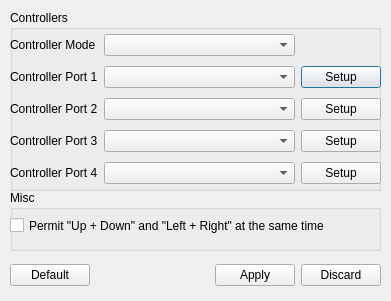
Before: the Qt Designer form src/gui/designer/dlgInput.ui in punesemu/puNES, drawn with Qt 5.
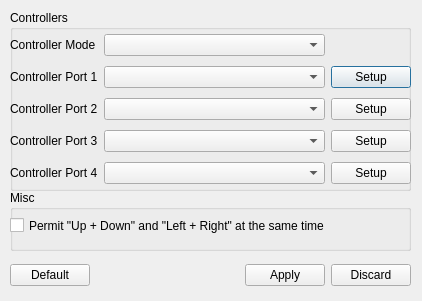
After: the same form once the commit is applied.

The edit to the form file:
```diff
--- a/src/gui/designer/dlgInput.ui
+++ b/src/gui/designer/dlgInput.ui
@@ -6,7 +6,7 @@
    <rect>
     <x>0</x>
     <y>0</y>
-    <width>391</width>
+    <width>422</width>
     <height>301</height>
    </rect>
   </property>
@@ -18,7 +18,7 @@
     <rect>
      <x>10</x>
      <y>10</y>
-     <width>371</width>
+     <width>401</width>
      <height>181</height>
     </rect>
    </property>
@@ -33,7 +33,7 @@
      <rect>
       <x>0</x>
       <y>20</y>
-      <width>371</width>
+      <width>401</width>
       <height>161</height>
      </rect>
     </property>
@@ -189,7 +189,7 @@
     <rect>
      <x>10</x>
      <y>260</y>
-     <width>371</width>
+     <width>401</width>
      <height>31</height>
     </rect>
    </property>
@@ -235,7 +235,7 @@
     <rect>
      <x>10</x>
      <y>190</y>
-     <width>371</width>
+     <width>401</width>
      <height>61</height>
     </rect>
    </property>
@@ -250,7 +250,7 @@
      <rect>
       <x>0</x>
       <y>20</y>
-      <width>371</width>
+      <width>401</width>
       <height>31</height>
      </rect>
     </property>
```
